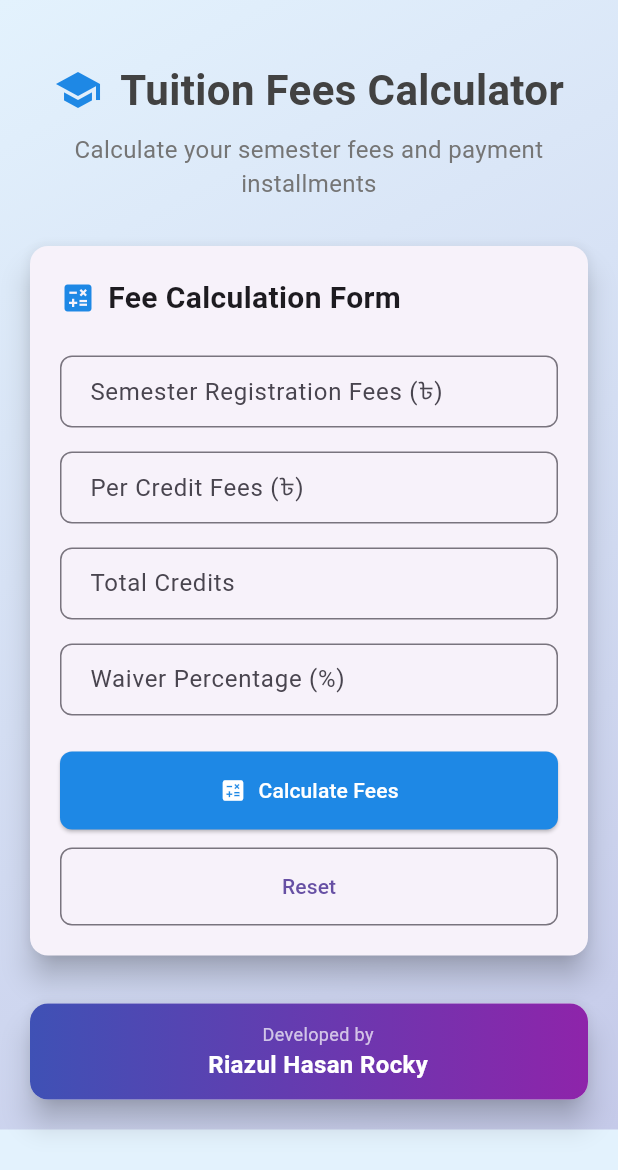
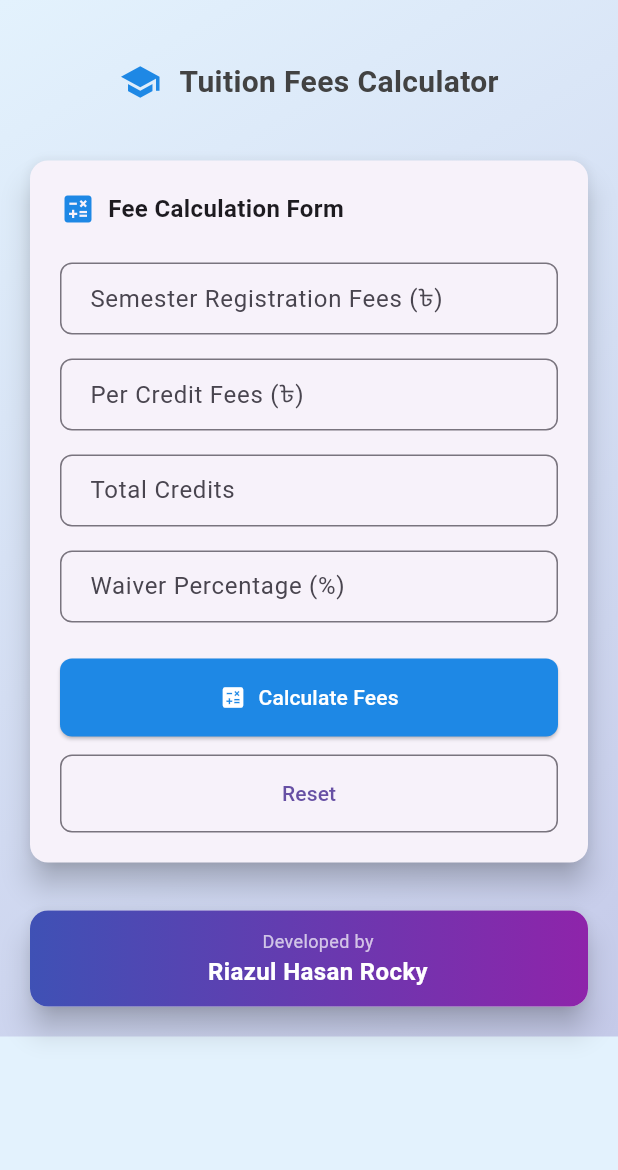
Before and after one commit to riazulrocky/Tuition-Fees-Calculator, a Flutter app: the screen it shows after launch, on a phone screen of 412 x 824 dp. Shown: the top 1170 px of the screen. Run offline on Flutter 3.47's test engine with Material 3 defaults, Android fonts, the phone set to English and light mode, and no system bars.

Commit message:
tuition fees calculator

```diff
--- a/lib/tuition_calculator.dart
+++ b/lib/tuition_calculator.dart
@@ -2,6 +2,8 @@ import 'package:flutter/material.dart';
 import 'package:flutter/services.dart';
 
 class TuitionCalculator extends StatefulWidget {
+  const TuitionCalculator({super.key});
+
   @override
   _TuitionCalculatorState createState() => _TuitionCalculatorState();
 }
@@ -118,27 +120,21 @@ class _TuitionCalculatorState extends State<TuitionCalculator> {
           Row(
             mainAxisAlignment: MainAxisAlignment.center,
             children: [
-              Icon(Icons.school, size: 32, color: Colors.blue.shade600),
+              Icon(Icons.school, size: 28, color: Colors.blue.shade600),
               SizedBox(width: 12),
-              Text(
+              Flexible(
+                child: Text(
                   'Tuition Fees Calculator',
                   style: TextStyle(
-                  fontSize: 28,
+                    fontSize: 20,
                     fontWeight: FontWeight.bold,
                     color: Colors.grey.shade800,
+                  ),
                 ),
               ),
             ],
           ),
           SizedBox(height: 8),
-          Text(
-            'Calculate your semester fees and payment installments',
-            style: TextStyle(
-              fontSize: 16,
-              color: Colors.grey.shade600,
-            ),
-            textAlign: TextAlign.center,
-          ),
         ],
       ),
     );
@@ -159,11 +155,13 @@ class _TuitionCalculatorState extends State<TuitionCalculator> {
                 children: [
                   Icon(Icons.calculate, color: Colors.blue.shade600),
                   SizedBox(width: 8),
-                  Text(
+                  Flexible(
+                    child: Text(
                       'Fee Calculation Form',
                       style: TextStyle(
-                      fontSize: 20,
+                        fontSize: 16,
                         fontWeight: FontWeight.bold,
+                      ),
                     ),
                   ),
                 ],
@@ -404,7 +402,8 @@ class _TuitionCalculatorState extends State<TuitionCalculator> {
       child: Row(
         mainAxisAlignment: MainAxisAlignment.spaceBetween,
         children: [
-          Text(
+          Flexible(
+            child: Text(
               label,
               style: TextStyle(
                 fontSize: isTotal ? 16 : 14,
@@ -412,6 +411,8 @@ class _TuitionCalculatorState extends State<TuitionCalculator> {
                 color: Colors.grey.shade600,
               ),
             ),
+          ),
+          SizedBox(width: 8),
           Text(
             value,
             style: TextStyle(
@@ -446,6 +447,7 @@ class _TuitionCalculatorState extends State<TuitionCalculator> {
               ),
             ),
           ),
+          SizedBox(width: 8),
           Text(
             '৳${amount.toStringAsFixed(0)}',
             style: TextStyle(
@@ -507,7 +509,8 @@ class _TuitionCalculatorState extends State<TuitionCalculator> {
               child: Row(
                 mainAxisAlignment: MainAxisAlignment.spaceBetween,
                 children: [
-                  Text(
+                  Flexible(
+                    child: Text(
                       'Total with Fine:',
                       style: TextStyle(
                         fontSize: 16,
@@ -515,6 +518,8 @@ class _TuitionCalculatorState extends State<TuitionCalculator> {
                         color: Colors.red.shade800,
                       ),
                     ),
+                  ),
+                  SizedBox(width: 8),
                   Text(
                     '৳${_totalWithFine!.toStringAsFixed(0)}',
                     style: TextStyle(
@@ -550,7 +555,9 @@ class _TuitionCalculatorState extends State<TuitionCalculator> {
             mainAxisAlignment: MainAxisAlignment.center,
             children: [
               SizedBox(width: 12),
-              Column(
+              Flexible(
+                child: Column(
+                  mainAxisSize: MainAxisSize.min,
                   children: [
                     Text(
                       'Developed by',
@@ -566,8 +573,10 @@ class _TuitionCalculatorState extends State<TuitionCalculator> {
                         fontWeight: FontWeight.bold,
                         color: Colors.white,
                       ),
+                      textAlign: TextAlign.center,
                     ),
                   ],
+                ),
               ),
             ],
           ),
```
Also changed, not shown: 1 other file. Lines whose indentation alone changed are shown as unchanged.
